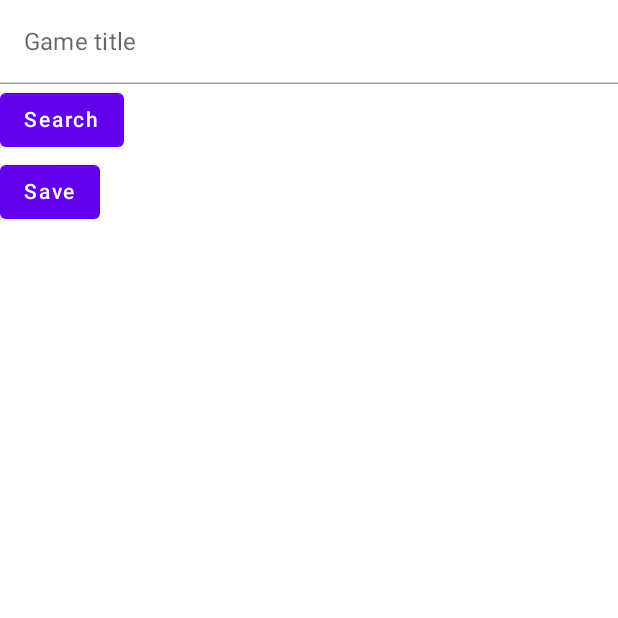
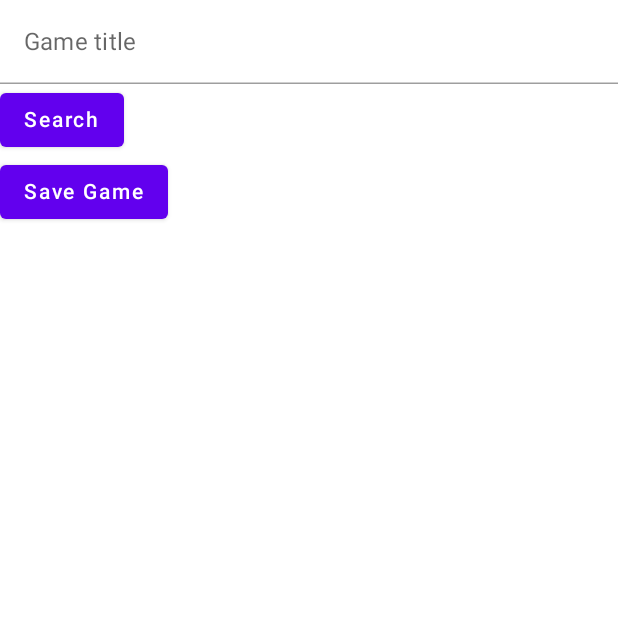
Before and after one commit to JMaz-15/GameFinder, an Android app built with Jetpack Compose: the screen it shows after launch (MainActivity), on a phone screen of 412 x 824 dp, the top half of it. Run offline under Robolectric (Android 15) with nearby library versions, the phone set to English and light mode, and no system bars; our stand-ins replace Firebase (no records; nobody signed in at launch, a user with empty details on screens opened directly), livedata-compose; network calls fail; 1 statement that could not run was skipped.

Commit message:
Linked project to firebase data base - Created save function to save a user specified game

```diff
--- a/app/src/main/java/com/gamefinder/v32001/MainActivity.kt
+++ b/app/src/main/java/com/gamefinder/v32001/MainActivity.kt
@@ -175,7 +175,7 @@ class MainActivity : ComponentActivity() {
                             } ?: ""
                         }
                         viewModel.save(gameInfo)
-                    }) { Text(text = "Save")}
+                    }) { Text(text = "Save Game")}
             }
         }
 
```
